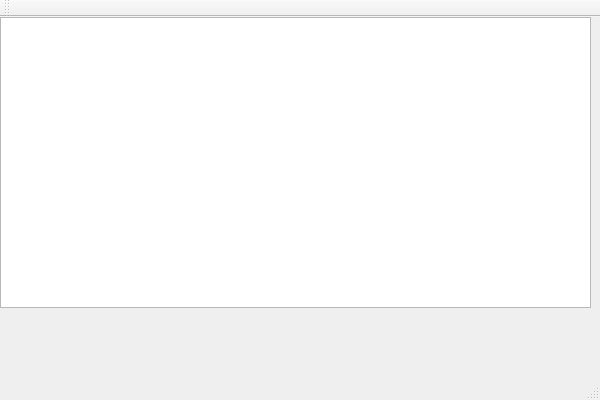
zhmu/tortilla, file teQuilla/mainwindow.ui: the form before one commit.
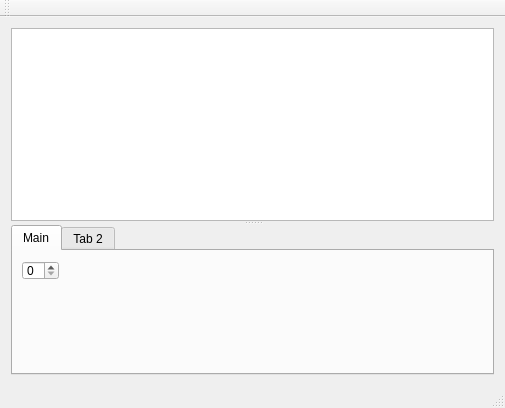
The form after the commit.

Commit message: Added basic dynamic resizeable layout for teQuilla.

```diff
--- a/teQuilla/mainwindow.ui
+++ b/teQuilla/mainwindow.ui
@@ -6,22 +6,29 @@
    <rect>
     <x>0</x>
     <y>0</y>
-    <width>600</width>
-    <height>400</height>
+    <width>501</width>
+    <height>408</height>
    </rect>
   </property>
   <property name="windowTitle">
    <string>MainWindow</string>
   </property>
   <widget class="QWidget" name="centralWidget">
+   <layout class="QHBoxLayout" name="horizontalLayout">
+    <item>
+     <widget class="QSplitter" name="splitter">
+      <property name="orientation">
+       <enum>Qt::Vertical</enum>
+      </property>
    <widget class="QTableView" name="tableTorrents">
-    <property name="geometry">
-     <rect>
-      <x>0</x>
-      <y>0</y>
-      <width>591</width>
-      <height>291</height>
-     </rect>
+       <property name="sizePolicy">
+        <sizepolicy hsizetype="Expanding" vsizetype="Expanding">
+         <horstretch>0</horstretch>
+         <verstretch>0</verstretch>
+        </sizepolicy>
+       </property>
+       <property name="editTriggers">
+        <set>QAbstractItemView::NoEditTriggers</set>
     </property>
     <property name="selectionMode">
      <enum>QAbstractItemView::SingleSelection</enum>
@@ -30,6 +37,46 @@
      <enum>QAbstractItemView::SelectRows</enum>
     </property>
    </widget>
+      <widget class="QTabWidget" name="tabWidget">
+       <property name="sizePolicy">
+        <sizepolicy hsizetype="Expanding" vsizetype="Expanding">
+         <horstretch>0</horstretch>
+         <verstretch>0</verstretch>
+        </sizepolicy>
+       </property>
+       <property name="minimumSize">
+        <size>
+         <width>483</width>
+         <height>150</height>
+        </size>
+       </property>
+       <property name="currentIndex">
+        <number>0</number>
+       </property>
+       <widget class="QWidget" name="tab">
+        <attribute name="title">
+         <string>Main</string>
+        </attribute>
+        <widget class="QSpinBox" name="spinBox">
+         <property name="geometry">
+          <rect>
+           <x>9</x>
+           <y>10</y>
+           <width>37</width>
+           <height>19</height>
+          </rect>
+         </property>
+        </widget>
+       </widget>
+       <widget class="QWidget" name="tab_2">
+        <attribute name="title">
+         <string>Tab 2</string>
+        </attribute>
+       </widget>
+      </widget>
+     </widget>
+    </item>
+   </layout>
   </widget>
   <widget class="QMenuBar" name="menuBar">
    <property name="geometry">
```
Left out of the diff: 2 changed lines with no effect on the pictures. Lines whose indentation alone changed are shown as unchanged. The commit also changes 6 other files.
